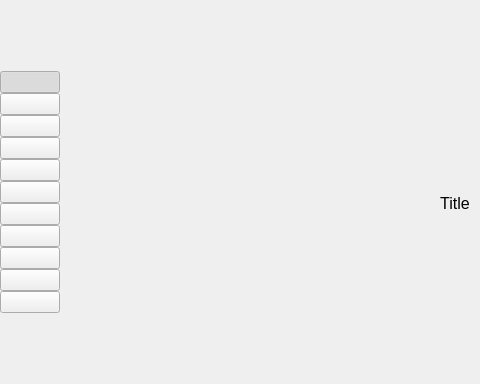
Old version of the form stacer/app.ui in the repository oguzhaninan/Stacer; both pictures show x 0 to 480 and y 82 to 466 of the 850 by 570 pixel window.
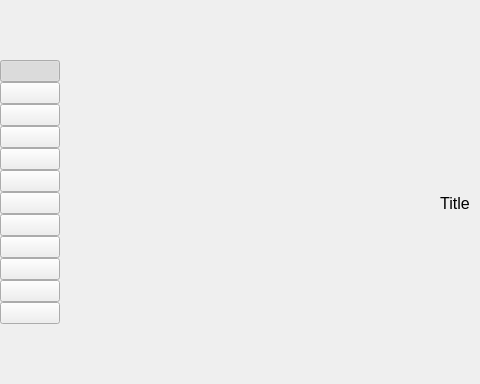
New version of the form. Icons and pictures are not drawn.

Commit message: added helpers page

What changed in the file:
```diff
--- a/stacer/app.ui
+++ b/stacer/app.ui
@@ -322,6 +322,34 @@
          </attribute>
         </widget>
        </item>
+       <item>
+        <widget class="QPushButton" name="btnHelpers">
+         <property name="cursor">
+          <cursorShape>PointingHandCursor</cursorShape>
+         </property>
+         <property name="focusPolicy">
+          <enum>Qt::NoFocus</enum>
+         </property>
+         <property name="toolTip">
+          <string>Helpers</string>
+         </property>
+         <property name="text">
+          <string/>
+         </property>
+         <property name="iconSize">
+          <size>
+           <width>28</width>
+           <height>28</height>
+          </size>
+         </property>
+         <property name="checkable">
+          <bool>true</bool>
+         </property>
+         <attribute name="buttonGroup">
+          <string notr="true">sidebarBtnGroup</string>
+         </attribute>
+        </widget>
+       </item>
        <item>
         <widget class="QPushButton" name="btnAptSourceManager">
          <property name="cursor">
```
Left out of the diff: 1 changed line with no effect on the pictures. The commit also changes 14 other files.
